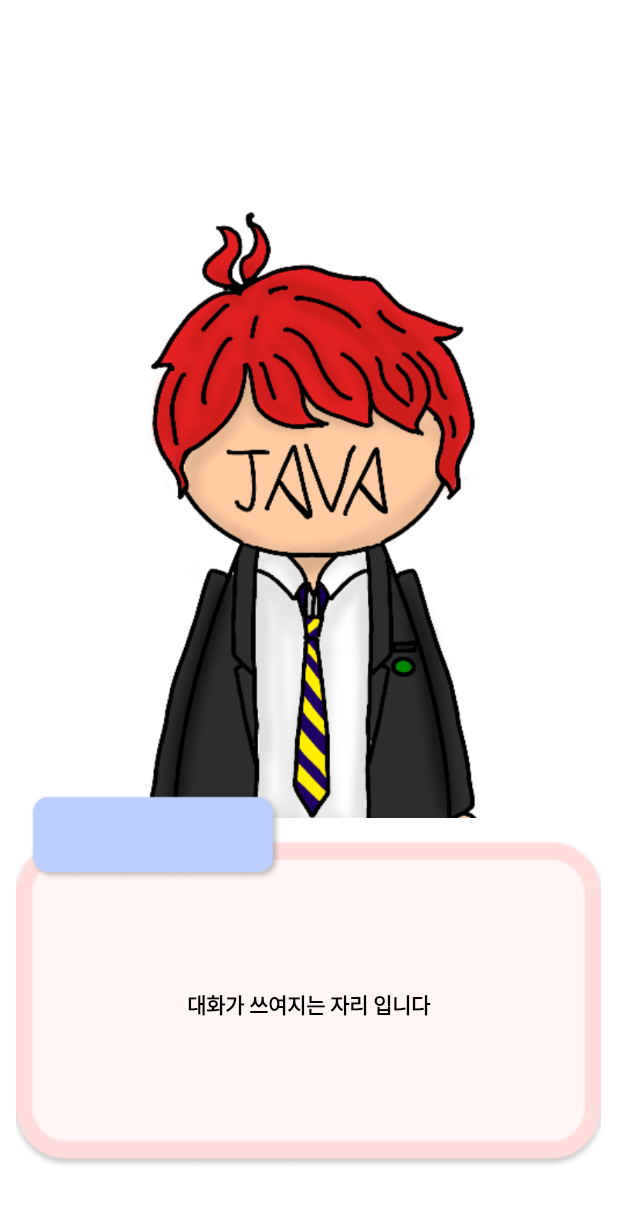
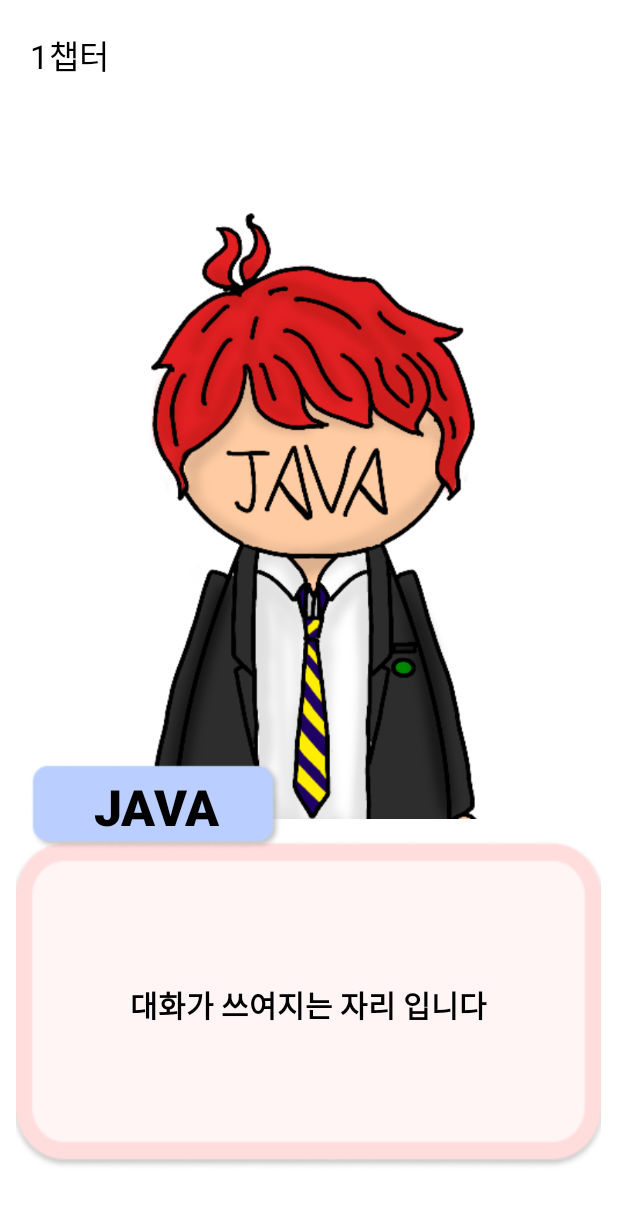
Before and after one commit to ProgrammerYes25/grasp_heart_of_his, an Android app: the StoryActivity screen opened directly, with no data from a screen before it, on a phone screen of 412 x 824 dp. Shown: the top 1205 px of the screen. Run offline under Robolectric (Android 15) with nearby library versions, the phone set to English and light mode, and no system bars.

Commit message:
스토리 페이지 말풍선 작업 함

```diff
--- a/app/src/main/res/layout/activity_story.xml
+++ b/app/src/main/res/layout/activity_story.xml
@@ -7,13 +7,13 @@
     android:orientation="vertical"
     android:background="@color/white"
     tools:context=".StoryActivity">
-    <EditText
+    <TextView
         android:layout_width="wrap_content"
         android:layout_height="wrap_content"
         android:layout_margin="20dp"
         android:textSize="10pt"
         android:background="@color/white"
-        android:enabled="false"
+        android:textColor="@color/black"
         android:text="1챕터"/>
     <FrameLayout
         android:layout_width="match_parent"
@@ -32,6 +32,7 @@
             android:layout_marginTop="221dp"
             android:text="대화가 쓰여지는 자리 입니다"
             android:textColor="@color/black"
+            android:textSize="9pt"
             android:textStyle="bold"
             android:background="@drawable/chat_window"
             />
@@ -39,8 +40,12 @@
             android:layout_width="wrap_content"
             android:layout_height="wrap_content"
             android:layout_gravity="center_vertical"
-            android:layout_marginTop="110dp"
+            android:layout_marginTop="89.5dp"
             android:layout_marginLeft="20dp"
+            android:text="JAVA"
+            android:textColor="@color/black"
+            android:textSize="15pt"
+            android:textStyle="bold"
             android:background="@drawable/name_btn"/>
     </FrameLayout>
 </LinearLayout>
```
